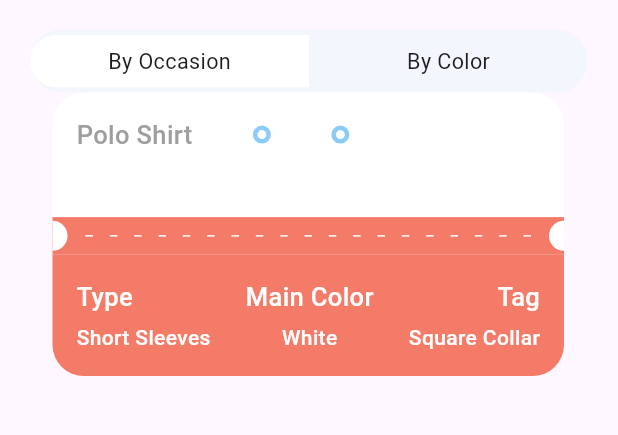
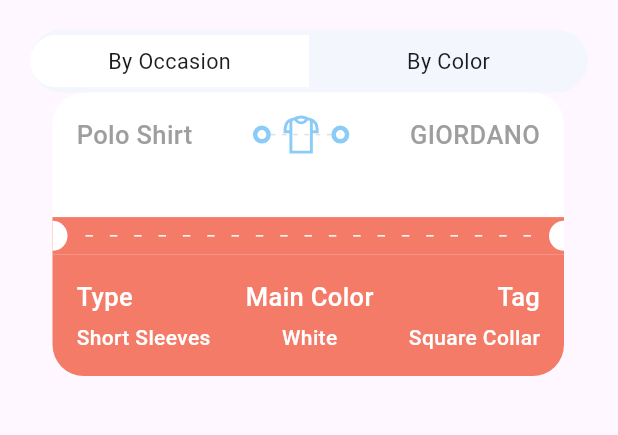
Before and after one commit to MrPeterJin/Road-to-Fullstack, a Flutter app: the OutfitScreen screen opened directly, on a phone screen of 412 x 824 dp, the part 146-581 px from its top. Run offline on Flutter 3.47's test engine with Material 2 defaults, Android fonts, the phone set to English and light mode, and no system bars; our stand-ins replace fluentui_system_icons, gap, get, line_icons.

Commit message:
Misc update

```diff
--- a/lib/screens/outfit_view.dart
+++ b/lib/screens/outfit_view.dart
@@ -59,12 +59,14 @@ class OutfitView extends StatelessWidget {
                                 mainAxisSize: MainAxisSize.max,
                                 children: List.generate(
                                     (constraints.constrainWidth() / 6).floor(),
-                                    (index) => const SizedBox(
+                                    (index) => SizedBox(
                                           width: 3,
                                           height: 1,
                                           child: DecoratedBox(
                                             decoration: BoxDecoration(
-                                                color: Colors.white),
+                                                color: isColor == null
+                                                    ? Colors.white
+                                                    : Colors.grey.shade300),
                                           ),
                                         )),
                               );
@@ -75,7 +77,9 @@ class OutfitView extends StatelessWidget {
                             child: Transform.scale(
                                 scale: 1.3,
                                 child: LineIcon.tShirt(
-                                  color: Colors.white,
+                                  color: isColor == null
+                                      ? Colors.white
+                                      : const Color(0xFF8ACCF7),
                                 ))),
                       ])),
                       const ThickContainer(
@@ -84,8 +88,10 @@ class OutfitView extends StatelessWidget {
                       Expanded(child: Container()),
                       Text(
                         change['info']['brand'],
-                        style:
-                            Styles.headLineStyle3.copyWith(color: Colors.white),
+                        style: isColor == null
+                            ? Styles.headLineStyle3
+                                .copyWith(color: Colors.white)
+                            : Styles.headLineStyle3,
                       )
                     ],
                   ),
```
